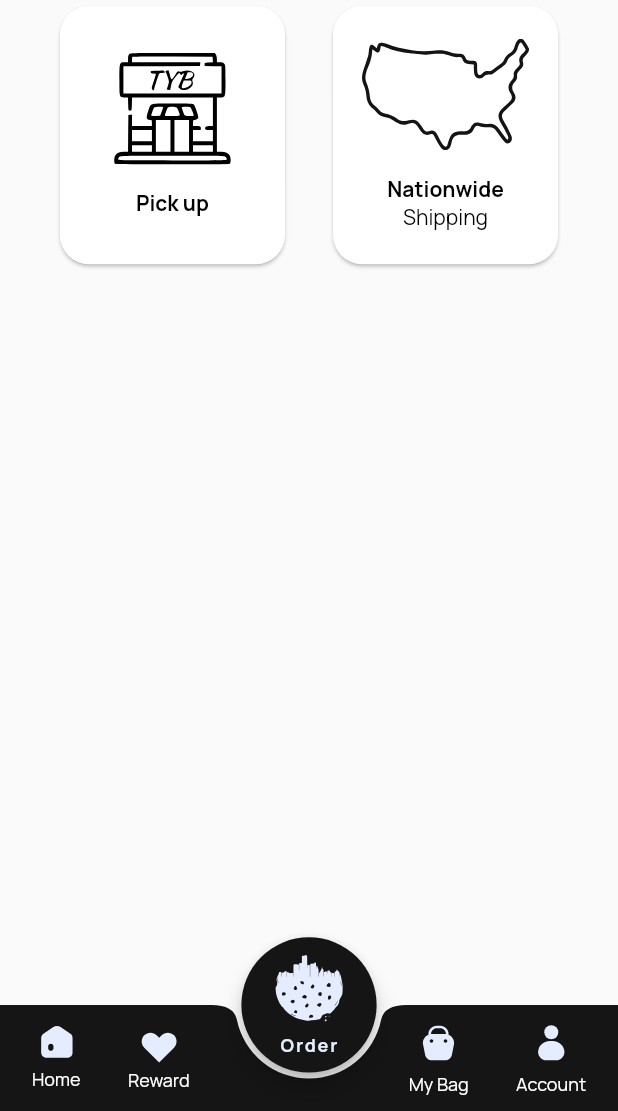
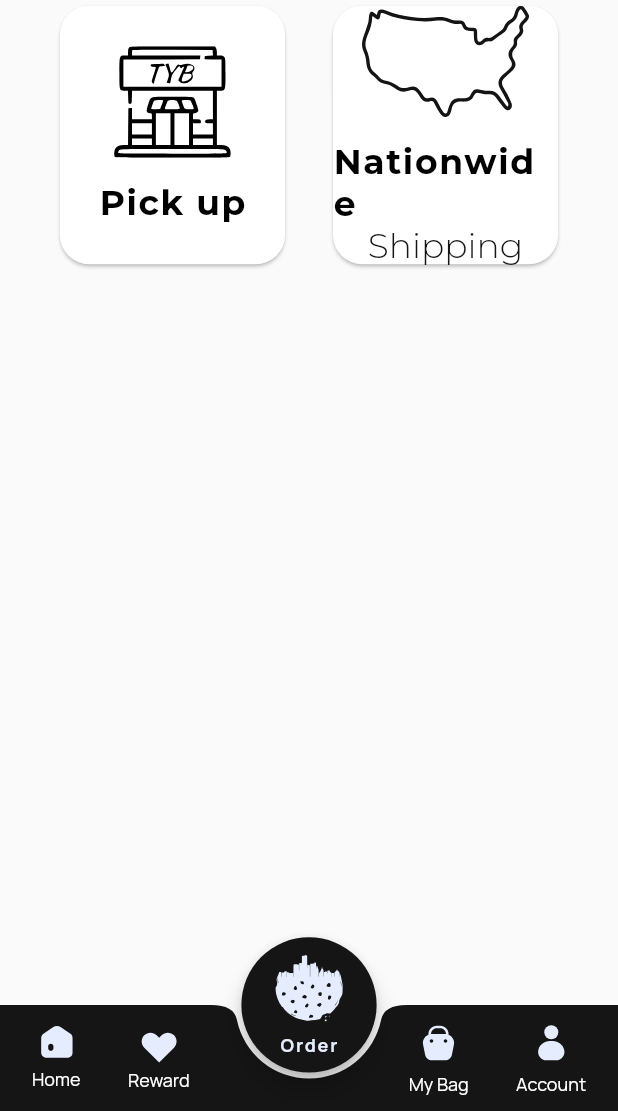
Before and after one commit to Manhal1994/onuxs, a Flutter app: the HomePage screen opened directly with empty values, on a phone screen of 412 x 824 dp, the part 125-1236 px from its top. Run offline on Flutter 3.47's test engine with Material 2 defaults, Android fonts, the phone set to English and light mode, and no system bars; our stand-ins replace flutter_datetime_picker, flutter_screenutil, flutter_svg, get; project files that could hold a hidden picture were left out.

Commit message:
category

```diff
--- a/lib/ui/widgets/card/category_card.dart
+++ b/lib/ui/widgets/card/category_card.dart
@@ -42,14 +42,20 @@ class CategoryCard extends StatelessWidget {
             ),
             Text(
               title,
-              style: const TextStyle(
-                  color: Colors.black, fontWeight: FontWeight.w700),
+              style:  TextStyle(
+                fontFamily: "Montserrat",
+                  color: Colors.black,
+                  letterSpacing: 1.1,
+                  fontSize: 24.sp,
+                  fontWeight: FontWeight.w700),
             ),
             subtitle != null
                 ? Text(
                     subtitle!,
-                    style: const TextStyle(
-                        color: Colors.black, fontWeight: FontWeight.w400),
+                    style:  TextStyle(
+                        fontFamily: "Montserrat",
+                        fontSize: 24.sp,
+                        color: primaryColor, fontWeight: FontWeight.w300),
                   )
                 : const SizedBox.shrink()
           ],
```
